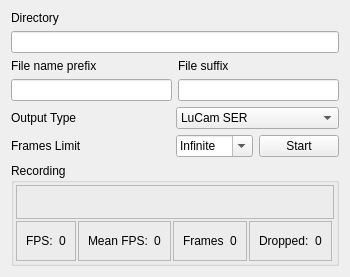
Old version of the form src/recordingpanel.ui in the repository GuLinux/PlanetaryImager.
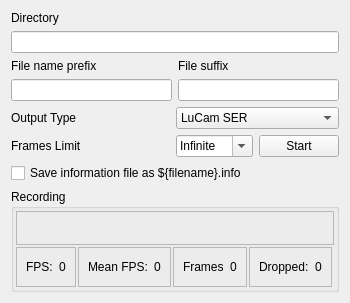
New version of the form.

Commit message: Option to save video information file

```diff
--- a/src/recordingpanel.ui
+++ b/src/recordingpanel.ui
@@ -6,8 +6,8 @@
    <rect>
     <x>0</x>
     <y>0</y>
-    <width>299</width>
-    <height>270</height>
+    <width>329</width>
+    <height>293</height>
    </rect>
   </property>
   <layout class="QGridLayout" name="gridLayout_2">
@@ -32,7 +32,7 @@
      </property>
     </widget>
    </item>
-   <item row="6" column="1">
+   <item row="7" column="1">
     <spacer name="verticalSpacer">
      <property name="orientation">
       <enum>Qt::Vertical</enum>
@@ -80,7 +80,7 @@
    <item row="1" column="0" colspan="4">
     <widget class="QLineEdit" name="saveDirectory"/>
    </item>
-   <item row="5" column="0" colspan="4">
+   <item row="6" column="0" colspan="4">
     <widget class="QGroupBox" name="recordingBox">
      <property name="title">
       <string>Recording</string>
@@ -337,6 +337,13 @@
      </item>
     </widget>
    </item>
+   <item row="5" column="0" colspan="4">
+    <widget class="QCheckBox" name="save_info_file">
+     <property name="text">
+      <string>Save information file as ${filename}.info</string>
+     </property>
+    </widget>
+   </item>
   </layout>
  </widget>
  <resources/>
```
The commit also changes 6 other files.
